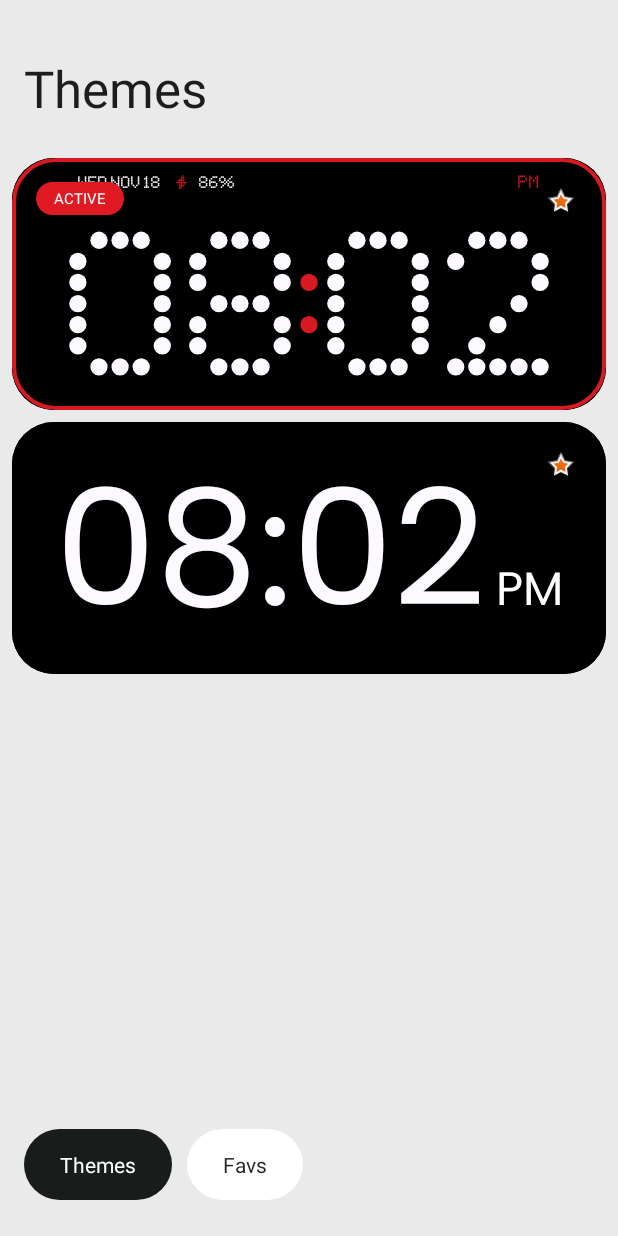
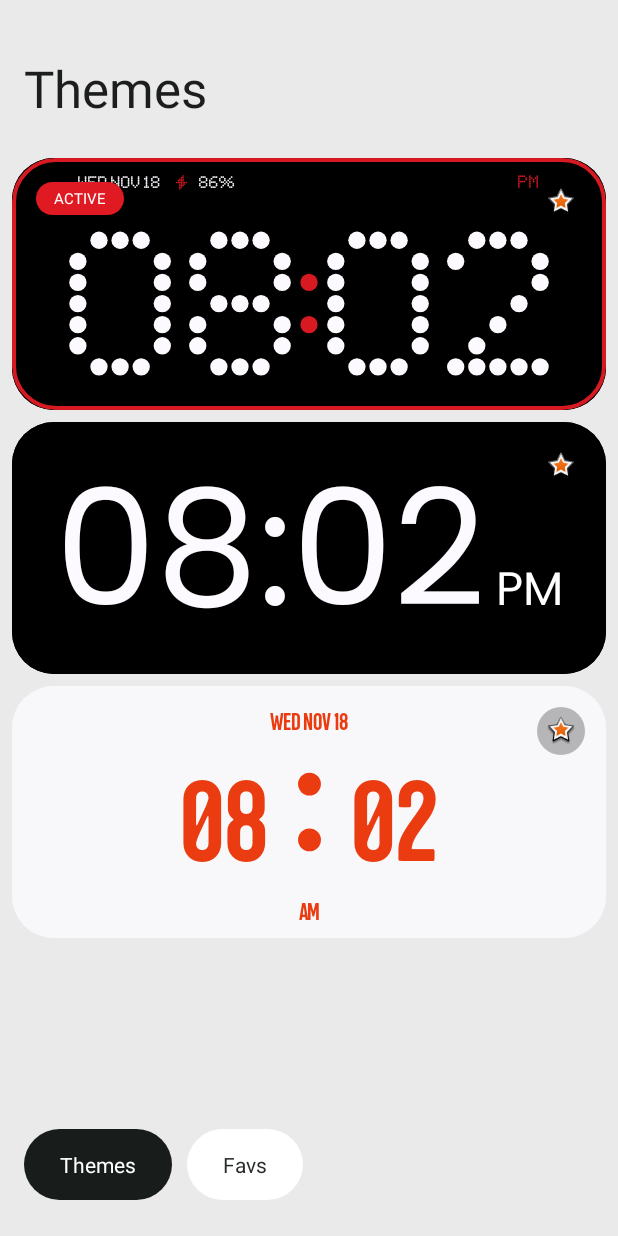
Before and after one commit to Ankit-2563/tock, an Android app: the screen it shows after launch (MainActivity), on a phone screen of 412 x 824 dp. Run offline under Robolectric (Android 15) with nearby library versions, the phone set to English and light mode, and no system bars.

Commit message:
feat: add 'tock bloom' theme with Chairdrobe Rounded Bold font and #EB3C11 / #F8F7F9 palette

```diff
--- a/android/app/src/main/java/com/tock/ColorTheme.kt
+++ b/android/app/src/main/java/com/tock/ColorTheme.kt
@@ -4,7 +4,8 @@ import android.graphics.Color
 
 enum class ThemeStyle {
     DOT_MATRIX,
-    POPPINS
+    POPPINS,
+    TOCK_BLOOM
 }
 
 data class ColorTheme(
@@ -40,7 +41,18 @@ data class ColorTheme(
             style = ThemeStyle.POPPINS
         )
 
-        val ALL = listOf(CLASSIC, POPPINS)
+        val TOCK_BLOOM = ColorTheme(
+            id = "tock_bloom",
+            name = "tock bloom",
+            background = Color.parseColor("#F8F7F9"),
+            digitColor = Color.parseColor("#EB3C11"),
+            colonColor = Color.parseColor("#EB3C11"),
+            metaColor = Color.parseColor("#EB3C11"),
+            periodColor = Color.parseColor("#EB3C11"),
+            style = ThemeStyle.TOCK_BLOOM
+        )
+
+        val ALL = listOf(CLASSIC, POPPINS, TOCK_BLOOM)
 
         fun byId(id: String): ColorTheme = ALL.firstOrNull { it.id == id } ?: CLASSIC
     }
--- a/android/app/src/main/java/com/tock/TockClockView.kt
+++ b/android/app/src/main/java/com/tock/TockClockView.kt
@@ -38,6 +38,10 @@ class TockClockView @JvmOverloads constructor(
     private val poppinsPaint = Paint(Paint.ANTI_ALIAS_FLAG)
     private val poppinsAmPmPaint = Paint(Paint.ANTI_ALIAS_FLAG)
 
+    private val bloomDigitPaint = Paint(Paint.ANTI_ALIAS_FLAG)
+    private val bloomMetaPaint = Paint(Paint.ANTI_ALIAS_FLAG)
+    private val bloomColonPaint = Paint(Paint.ANTI_ALIAS_FLAG)
+
     // ── State ───────────────────────────────────────────────────
     private var theme: ColorTheme = ColorTheme.CLASSIC
     private var use24Hour = true
@@ -57,6 +61,11 @@ class TockClockView @JvmOverloads constructor(
     // Fonts
     private val nothingFont: Typeface = Typeface.createFromAsset(context.assets, "fonts/NothingFont5x7.ttf")
     private val poppinsFont: Typeface = Typeface.createFromAsset(context.assets, "fonts/Poppins-Regular.ttf")
+    private val chairdrobeFont: Typeface = try {
+        Typeface.createFromAsset(context.assets, "fonts/Chairdrobe Rounded Bold.otf")
+    } catch (_: Exception) {
+        Typeface.create("sans-serif-condensed", Typeface.BOLD)
+    }
 
     // Gesture detector for opening settings (tap or long press)
     var onOpenSettingsListener: (() -> Unit)? = null
@@ -138,6 +147,7 @@ class TockClockView @JvmOverloads constructor(
 
         val activeFont = when (theme.style) {
             ThemeStyle.POPPINS -> poppinsFont
+            ThemeStyle.TOCK_BLOOM -> chairdrobeFont
             else -> nothingFont
         }
         metaPaint.typeface = activeFont
@@ -147,6 +157,13 @@ class TockClockView @JvmOverloads constructor(
         poppinsPaint.color = theme.digitColor
         poppinsAmPmPaint.typeface = poppinsFont
         poppinsAmPmPaint.color = theme.periodColor
+
+        bloomDigitPaint.typeface = chairdrobeFont
+        bloomDigitPaint.color = theme.digitColor
+        bloomMetaPaint.typeface = chairdrobeFont
+        bloomMetaPaint.color = theme.metaColor
+        bloomColonPaint.color = theme.colonColor
+        bloomColonPaint.style = Paint.Style.FILL
     }
 
     override fun onAttachedToWindow() {
@@ -224,10 +241,100 @@ class TockClockView @JvmOverloads constructor(
 
         when (theme.style) {
             ThemeStyle.POPPINS -> drawPoppinsClock(canvas, w, h, hour, minute, period)
+            ThemeStyle.TOCK_BLOOM -> drawBloomClock(canvas, w, h, hour, minute, period, cal)
             else -> drawDotMatrixClock(canvas, w, h, hour, minute, period, cal)
         }
 
         canvas.restore()
+    }
+
+    // ── Theme 3: Tock Bloom Clock ────────────────────────────────
+    private fun drawBloomClock(
+        canvas: Canvas,
+        w: Float,
+        h: Float,
+        hour: Int,
+        minute: Int,
+        period: String?,
+        cal: Calendar
+    ) {
+        val density = resources.displayMetrics.density
+
+        // 1. Top Date Header (e.g. "WED NOV 18")
+        val headerText = if (isPreview) {
+            "WED NOV 18"
+        } else {
+            val days = arrayOf("SUN", "MON", "TUE", "WED", "THU", "FRI", "SAT")
+            val months = arrayOf("JAN", "FEB", "MAR", "APR", "MAY", "JUN", "JUL", "AUG", "SEP", "OCT", "NOV", "DEC")
+            val dayStr = days[cal.get(Calendar.DAY_OF_WEEK) - 1]
+            val monthStr = months[cal.get(Calendar.MONTH)]
+            val dayNum = cal.get(Calendar.DAY_OF_MONTH)
+            "$dayStr $monthStr $dayNum"
+        }
+
+        val headerSize = max(11f * density, min(w, h) * 0.095f)
+        bloomMetaPaint.textSize = headerSize
+        bloomMetaPaint.textAlign = Paint.Align.CENTER
+
+        val hFm = bloomMetaPaint.fontMetrics
+        val headerY = (h * 0.075f) - hFm.ascent
+        canvas.drawText(headerText, w / 2f, headerY, bloomMetaPaint)
+
+        // 2. Main Time ("20:02")
+        val hStr = String.format("%02d", hour)
+        val mStr = String.format("%02d", minute)
+
+        val availableW = w * 0.82f
+        val availableH = h * 0.54f
+
+        val testSize = 200f * density
+        bloomDigitPaint.textSize = testSize
+        val rawHw = bloomDigitPaint.measureText(hStr)
+        val rawMw = bloomDigitPaint.measureText(mStr)
+        val rawFm = bloomDigitPaint.fontMetrics
+        val rawDigitH = rawFm.descent - rawFm.ascent
+
+        val rawColonDotR = rawDigitH * 0.084f
+        val rawColonGap = rawDigitH * 0.22f
+        val rawColonTotalW = (rawColonGap * 2f) + (rawColonDotR * 2f)
+        val rawTotalW = rawHw + rawColonTotalW + rawMw
+
+        val scale = min(availableW / rawTotalW, availableH / rawDigitH)
+        val finalFontSize = testSize * scale
+        bloomDigitPaint.textSize = finalFontSize
+
+        val finalFm = bloomDigitPaint.fontMetrics
+        val finalDigitH = finalFm.descent - finalFm.ascent
+        val baselineY = (h / 2f) - (finalFm.ascent + finalFm.descent) / 2f
+
+        val finalHw = bloomDigitPaint.measureText(hStr)
+        val finalMw = bloomDigitPaint.measureText(mStr)
+        val colonDotR = finalDigitH * 0.084f
+        val colonGap = finalDigitH * 0.22f
+        val colonTotalW = (colonGap * 2f) + (colonDotR * 2f)
+        val totalW = finalHw + colonTotalW + finalMw
+        val startX = (w - totalW) / 2f
+
+        // Draw Hour Digits
+        canvas.drawText(hStr, startX, baselineY, bloomDigitPaint)
+
+        // Draw Two Colon Dots (centered vertically with digits)
+        val colonCenterX = startX + finalHw + colonGap + colonDotR
+        val dotOffset = finalDigitH * 0.205f
+        canvas.drawCircle(colonCenterX, (h / 2f) - dotOffset, colonDotR, bloomColonPaint)
+        canvas.drawCircle(colonCenterX, (h / 2f) + dotOffset, colonDotR, bloomColonPaint)
+
+        // Draw Minute Digits
+        val minuteStartX = startX + finalHw + colonTotalW
+        canvas.drawText(mStr, minuteStartX, baselineY, bloomDigitPaint)
+
+        // 3. Bottom Period ("AM" / "PM")
+        if (isPreview || period != null) {
+            val amText = if (isPreview) "AM" else period ?: "AM"
+            bloomMetaPaint.textSize = headerSize
+            val amY = h - (h * 0.07f)
+            canvas.drawText(amText, w / 2f, amY, bloomMetaPaint)
+        }
     }
 
     // ── Theme 2: Poppins Clean Typography Clock ──────────────────
--- a/android/app/src/main/java/com/tock/TockPreferences.kt
+++ b/android/app/src/main/java/com/tock/TockPreferences.kt
@@ -32,8 +32,8 @@ object TockPreferences {
     fun setLowPower(ctx: Context, v: Boolean) = prefs(ctx).edit().putBoolean(KEY_LOW_POWER, v).apply()
 
     fun getFavorites(ctx: Context): Set<String> =
-        prefs(ctx).getStringSet(KEY_FAVORITES, setOf("classic", "poppins"))
-            ?: setOf("classic", "poppins")
+        prefs(ctx).getStringSet(KEY_FAVORITES, setOf("classic", "poppins", "tock_bloom"))
+            ?: setOf("classic", "poppins", "tock_bloom")
 
     fun isFavorite(ctx: Context, id: String): Boolean =
         getFavorites(ctx).contains(id)
```
Also changed, not shown: android/app/src/main/assets/fonts/Chairdrobe Rounded Bold.otf (added).
